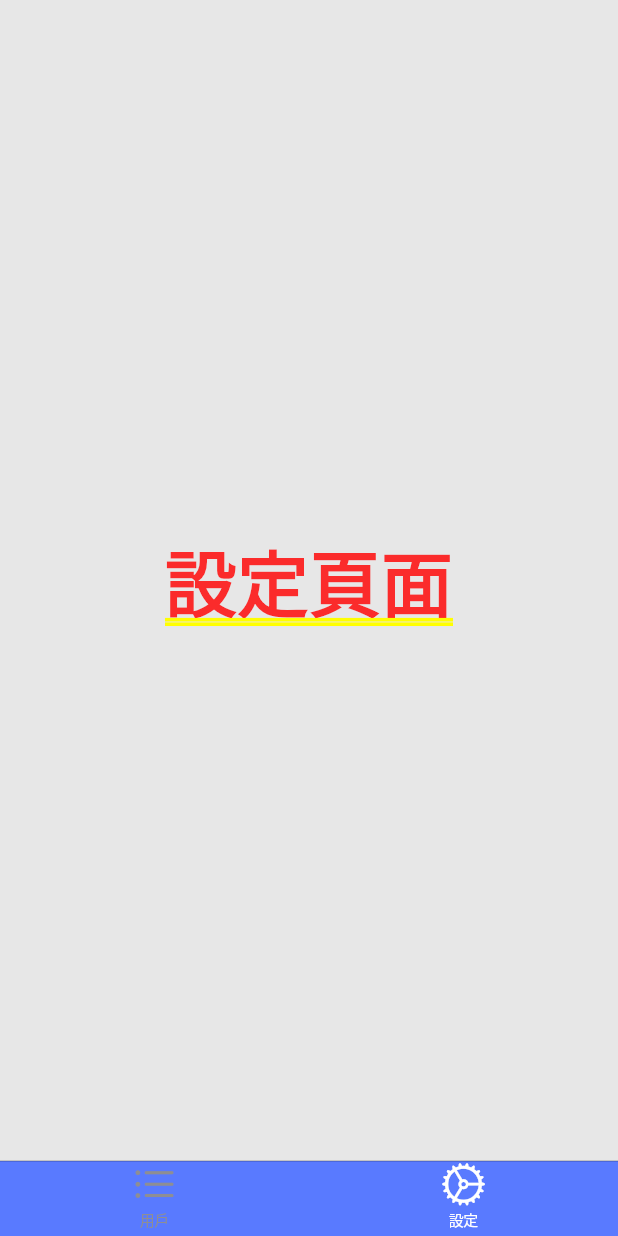
After one commit to Dusam/MyFirstFlutter, a Flutter app: the MainTabScaffold screen opened directly, item 2 of the bottom bar chosen, on a phone screen of 412 x 824 dp. The commit adds this screen. Run offline on Flutter 3.47's test engine with Material 3 defaults, Android fonts, the phone set to English and light mode, and no system bars; our stand-ins replace dio, flutter_riverpod; network calls fail.

Commit message:
1. 新增用戶細節頁面 2. 新增 Cupertino 風格頁面 3. 整理 ViewModel 相關 Provider

```diff
--- /dev/null
+++ b/lib/views/main_views/cupertino_style_app.dart
@@ -0,0 +1,61 @@
+import 'package:flutter/cupertino.dart';
+import 'package:my_first_flutter/global_assest/colors.dart';
+import 'package:flutter_riverpod/flutter_riverpod.dart';
+import 'package:my_first_flutter/views/user_list_view/view/user_list_view_cupertino.dart';
+
+
+class MyFirstFlutterCupertinoApp extends ConsumerWidget {
+  const MyFirstFlutterCupertinoApp({super.key});
+
+  @override
+  Widget build(BuildContext context, WidgetRef ref) {
+    return CupertinoApp(
+      title: 'My Cupertino App',
+      theme: const CupertinoThemeData(
+        brightness: Brightness.light,
+        scaffoldBackgroundColor: CupertinoColors.white,
+        primaryColor: CupertinoColors.white
+      ),
+      home: const MainTabScaffold(),
+    );
+  }
+}
+
+class MainTabScaffold extends StatelessWidget {
+  const MainTabScaffold({super.key});
+
+  @override
+  Widget build(BuildContext context) {
+    return CupertinoTabScaffold(
+      tabBar: CupertinoTabBar(
+        backgroundColor: mainThemeColor,
+        activeColor: barTextColor,
+        inactiveColor: CupertinoColors.systemGrey,
+        items: const [
+          BottomNavigationBarItem(
+            icon: Icon(CupertinoIcons.list_bullet),
+            label: '用戶',
+          ),
+          BottomNavigationBarItem(
+            icon: Icon(CupertinoIcons.settings),
+            label: '設定',
+          ),
+        ],
+      ),
+      tabBuilder: (context, index) {
+        return CupertinoTabView(
+          builder: (context) {
+            switch (index) {
+              case 0:
+                return const UserListCupertinoView();
+              case 1:
+                return const Center(child: Text('設定頁面'));
+              default:
+                return const Center(child: Text('未知頁面'));
+            }
+          },
+        );
+      },
+    );
+  }
+}
--- /dev/null
+++ b/lib/views/main_views/material_style_app.dart
@@ -0,0 +1,54 @@
+import 'package:flutter/material.dart';
+import 'package:my_first_flutter/global_assest/colors.dart';
+import 'package:my_first_flutter/views/user_list_view/view/user_list_view.dart';
+import 'package:flutter_riverpod/flutter_riverpod.dart';
+
+class MyFirstFlutterApp extends ConsumerWidget {
+  const MyFirstFlutterApp({super.key});
+
+  // 只有這邊使用，因此不需放到全域
+  static final selectedIndexProvider = StateProvider<int>((ref) => 0);
+
+  @override
+  Widget build(BuildContext context, WidgetRef ref) {
+    final selectedIndex = ref.watch(selectedIndexProvider);
+
+    final List<Widget> pages = [
+      const UserListView(), // 第一頁
+      const Center(child: Text('設定頁面')), // 第二頁
+    ];
+
+    final List<String> titles = ["用戶列表", "設定"];
+
+    return MaterialApp(
+      title: 'My First MVVM Flutter Demo',
+      theme: ThemeData(scaffoldBackgroundColor: themeBackgroundColor),
+      home: Scaffold(
+        appBar: AppBar(
+          title: Text(
+            titles[selectedIndex],
+            style: TextStyle(color: barTextColor),
+          ),
+          backgroundColor: mainThemeColor,
+          centerTitle: true
+        ),
+        body: pages[selectedIndex],
+        bottomNavigationBar: BottomNavigationBar(
+          currentIndex: selectedIndex,
+          onTap: (index) {
+            // 更新狀態
+            ref.read(selectedIndexProvider.notifier).state = index;
+          },
+          items: const [
+            BottomNavigationBarItem(icon: Icon(Icons.list), label: "使用者"),
+            BottomNavigationBarItem(icon: Icon(Icons.settings), label: "設定"),
+          ],
+          backgroundColor: mainThemeColor,
+          selectedItemColor: selectedItemColor,
+          unselectedItemColor: unselectedItemColor,
+          selectedLabelStyle: TextStyle(fontWeight: FontWeight.bold),
+        ),
+      ),
+    );
+  }
+}
--- /dev/null
+++ b/lib/views/user_detail_view/view_model/user_detail_view_model.dart
@@ -0,0 +1,3 @@
+class UserDetailViewModel {
+
+}
--- a/lib/views/user_list_view/view_model/user_list_view_model.dart
+++ b/lib/views/user_list_view/view_model/user_list_view_model.dart
@@ -1,8 +1,6 @@
 import 'package:flutter_riverpod/flutter_riverpod.dart';
 import 'package:my_first_flutter/api/models/user_model.dart';
 import 'package:my_first_flutter/api/providers/service_provider.dart';
-
-final userListViewModelProvider = Provider((ref) => UserListViewModel(ref));
 
 class UserListViewModel {
   final Ref ref;
```
Also changed, not shown: lib/views/main_views/main.dart (renamed from lib/main.dart, +8 -53 lines), lib/views/user_detail_view/view/user_detail_view.dart (added, +87 -0 lines), lib/views/user_detail_view/view/user_detail_view_cupertino.dart (added, +91 -0 lines), lib/views/user_list_view/providers/user_list_provider.dart (added, +11 -0 lines), lib/views/user_list_view/view/user_list_view.dart (+14 -7 lines), lib/views/user_list_view/view/user_list_view_cupertino.dart (added, +88 -0 lines), 2 other files.
